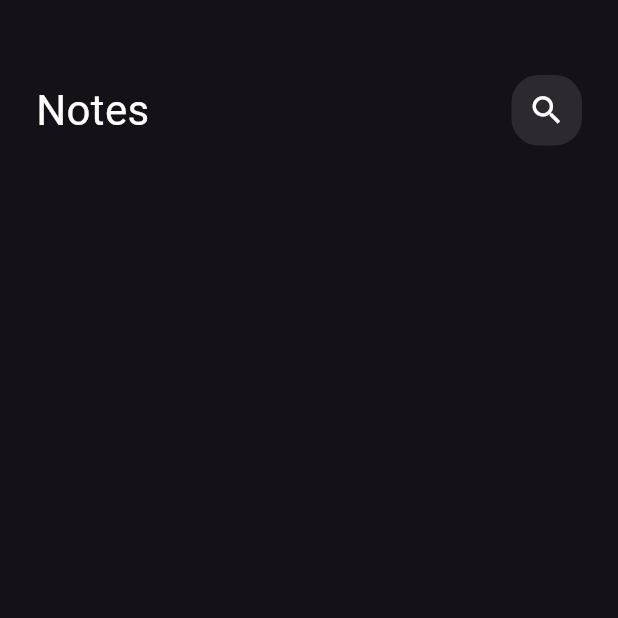
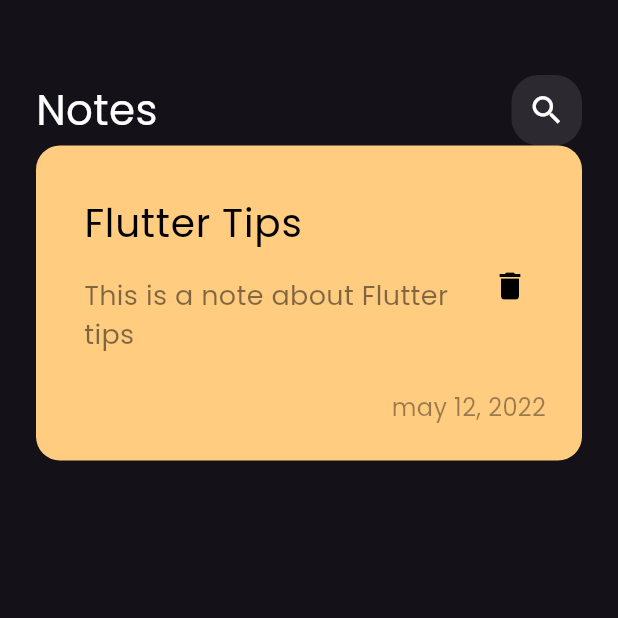
Before and after one commit to Ali-Ahmed-Alsaeedi/notea_app, a Flutter app: the screen it shows after launch, on a phone screen of 412 x 824 dp, the top half of it. Run offline on Flutter 3.47's test engine with Material 3 defaults, Android fonts, the phone set to English and light mode, and no system bars.

Commit message:
create custom note item widget

```diff
--- a/lib/main.dart
+++ b/lib/main.dart
@@ -11,7 +11,10 @@ class NotesApp extends StatelessWidget {
   @override
   Widget build(BuildContext context) {
     return MaterialApp(
-      theme: ThemeData(brightness: Brightness.dark),
+      theme: ThemeData(
+        brightness: Brightness.dark,
+        fontFamily: 'Poppins',
+      ),
       home: const NotesViews(),
     );
   }
--- /dev/null
+++ b/lib/widgets/custom_note_item.dart
@@ -0,0 +1,59 @@
+import 'package:flutter/material.dart';
+
+class NoteItem extends StatelessWidget {
+  const NoteItem({super.key});
+
+  @override
+  Widget build(BuildContext context) {
+    return Container(
+      padding: const EdgeInsets.only(
+        left: 16,
+        right: 0,
+        top: 24,
+        bottom: 24,
+      ),
+      decoration: BoxDecoration(
+        color: Color(0xffFFCC80),
+        borderRadius: BorderRadius.circular(16),
+      ),
+      child: Column(
+        crossAxisAlignment: CrossAxisAlignment.end,
+        children: [
+          ListTile(
+            title: const Text(
+              'Flutter Tips',
+              style: TextStyle(
+                color: Colors.black,
+                fontSize: 26,
+              ),
+            ),
+            subtitle: Padding(
+              padding: const EdgeInsets.only(top: 16, bottom: 16),
+              child: Text(
+                'This is a note about Flutter tips ',
+                style: TextStyle(
+                  color: Colors.black.withOpacity(.5),
+                  fontSize: 18,
+                ),
+              ),
+            ),
+            trailing: IconButton(
+              onPressed: () {},
+              icon: Icon(Icons.delete, color: Colors.black, size: 24),
+            ),
+          ),
+          Padding(
+            padding: const EdgeInsets.only(right: 24),
+            child: Text(
+              'may 12, 2022',
+              style: TextStyle(
+                color: Colors.black.withOpacity(0.4),
+                fontSize: 16,
+              ),
+            ),
+          )
+        ],
+      ),
+    );
+  }
+}
--- a/lib/widgets/notes_views_body.dart
+++ b/lib/widgets/notes_views_body.dart
@@ -1,13 +1,14 @@
 import 'package:flutter/material.dart';
 import 'package:note_app/widgets/custom_app_bar.dart';
+import 'package:note_app/widgets/custom_note_item.dart';
 
 class NotesViewBody extends StatelessWidget {
   const NotesViewBody({super.key});
 
   @override
   Widget build(BuildContext context) {
-    return Padding(
-      padding: const EdgeInsets.symmetric(
+    return const Padding(
+      padding: EdgeInsets.symmetric(
         horizontal: 24,
       ),
       child: Column(
@@ -16,6 +17,7 @@ class NotesViewBody extends StatelessWidget {
             height: 50,
           ),
           CostomAppBar(),
+          NoteItem(),
         ],
       ),
     );
```
Also changed, not shown: pubspec.yaml (+4 -11 lines), assets/fonts/Poppins-Regular.ttf (added).
